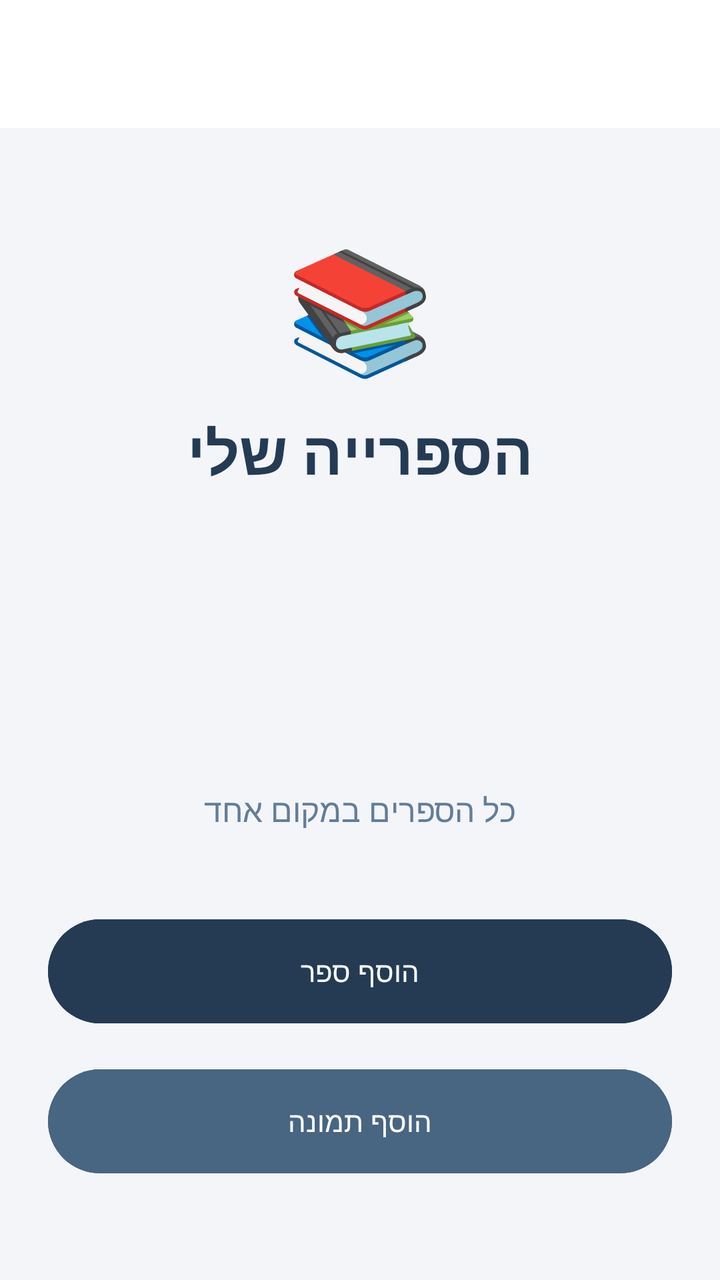
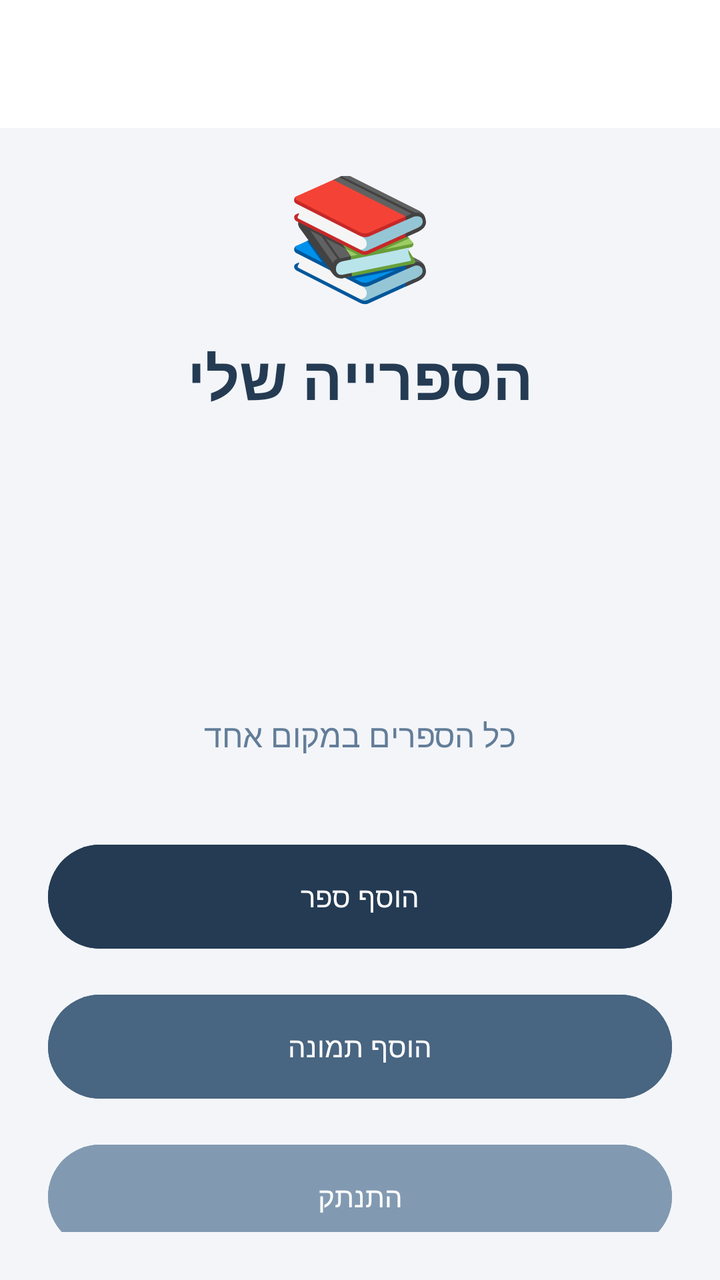

The first picture is an Android layout as it rendered before a commit; the second is the same layout after the commit. The layout source and the unified diff follow.
<!-- AndroidManifest.xml: application theme Theme.AdamProject20277 -->
<!-- res/layout/activity_main.xml -->
<?xml version="1.0" encoding="utf-8"?>
<androidx.constraintlayout.widget.ConstraintLayout
    xmlns:android="http://schemas.android.com/apk/res/android"
    xmlns:app="http://schemas.android.com/apk/res-auto"
    android:id="@+id/main"
    android:layout_width="match_parent"
    android:layout_height="match_parent"
    android:background="#F3F5F9">

    <androidx.appcompat.widget.Toolbar
        android:id="@+id/my_toolbar"
        android:layout_width="match_parent"
        android:layout_height="?attr/actionBarSize"
        android:background="#FFFFFF"
        android:elevation="4dp"
        app:layout_constraintTop_toTopOf="parent"
        app:layout_constraintStart_toStartOf="parent"
        app:layout_constraintEnd_toEndOf="parent" />

    <LinearLayout
        android:layout_width="match_parent"
        android:layout_height="0dp"
        android:orientation="vertical"
        android:padding="24dp"
        android:gravity="center"
        app:layout_constraintTop_toBottomOf="@id/my_toolbar"
        app:layout_constraintBottom_toBottomOf="parent">

        <TextView
            android:layout_width="wrap_content"
            android:layout_height="wrap_content"
            android:text="📚"
            android:textSize="60sp" />

        <TextView
            android:layout_width="wrap_content"
            android:layout_height="wrap_content"
            android:layout_marginTop="12dp"
            android:text="הספרייה שלי"
            android:textColor="#243B53"
            android:textSize="30sp"
            android:textStyle="bold" />

        <ImageView
            android:id="@+id/ivBase64Image"
            android:layout_width="120dp"
            android:layout_height="120dp"
            android:layout_marginTop="20dp"
            android:scaleType="centerCrop"
            android:contentDescription="תמונת פרופיל" />

        <TextView
            android:layout_width="wrap_content"
            android:layout_height="wrap_content"
            android:layout_marginTop="8dp"
            android:text="כל הספרים במקום אחד"
            android:textColor="#627D98"
            android:textSize="16sp" />

        <Button
            android:id="@+id/btnAddBook"
            android:layout_width="match_parent"
            android:layout_height="60dp"
            android:layout_marginTop="40dp"
            android:text="הוסף ספר"
            android:textColor="#FFFFFF"
            android:backgroundTint="#243B53" />

        <Button
            android:id="@+id/btnAddPhoto"
            android:layout_width="match_parent"
            android:layout_height="60dp"
            android:layout_marginTop="15dp"
            android:text="הוסף תמונה"
            android:textColor="#FFFFFF"
            android:backgroundTint="#486581" />

    </LinearLayout>

</androidx.constraintlayout.widget.ConstraintLayout>
<!-- resources referenced by this layout -->
<resources>
  <style name="Theme.AdamProject20277" parent="Base.Theme.AdamProject20277" />
  <style name="Base.Theme.AdamProject20277" parent="Theme.Material3.DayNight.NoActionBar">
          
          
      </style>
</resources>

<!-- the commit's change to res/layout/activity_main.xml (unified diff, before → after) -->
@@ -75,6 +75,15 @@
             android:textColor="#FFFFFF"
             android:backgroundTint="#486581" />
 
+        <Button
+            android:id="@+id/btnLogout"
+            android:layout_width="match_parent"
+            android:layout_height="60dp"
+            android:layout_marginTop="15dp"
+            android:text="התנתק"
+            android:textColor="#FFFFFF"
+            android:backgroundTint="#829ab1" />
+
     </LinearLayout>
 
 </androidx.constraintlayout.widget.ConstraintLayout>
